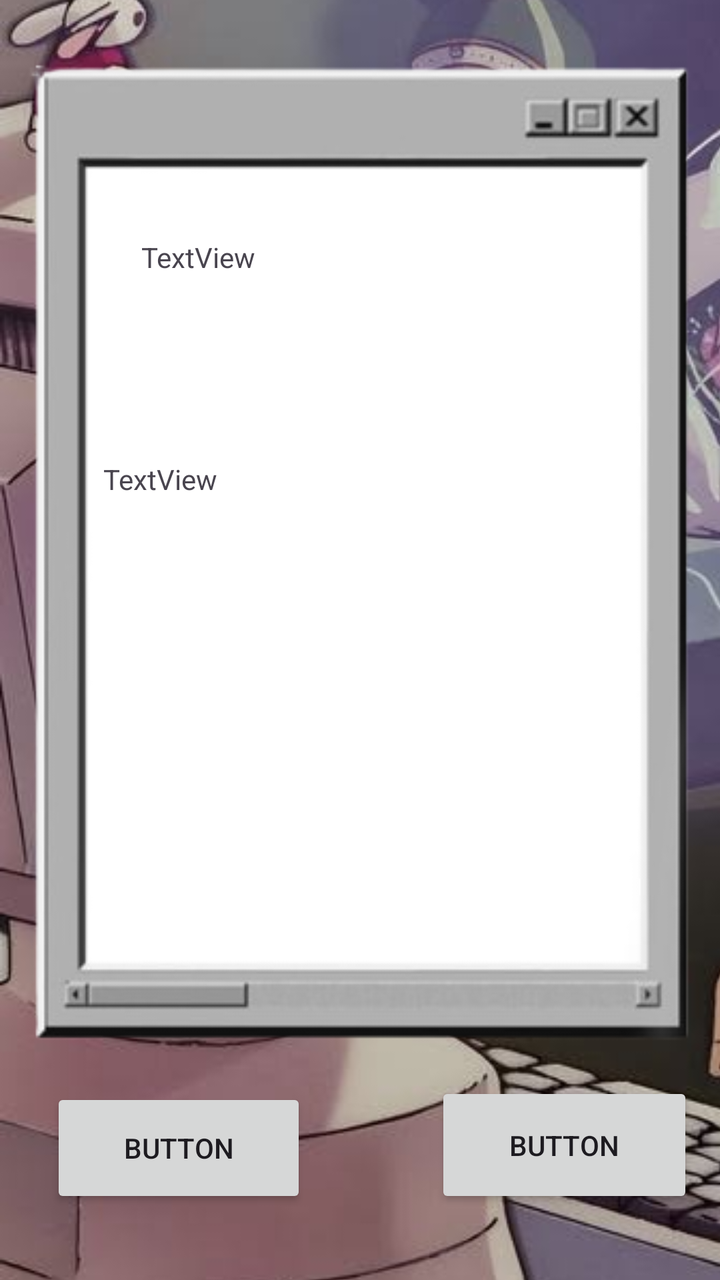
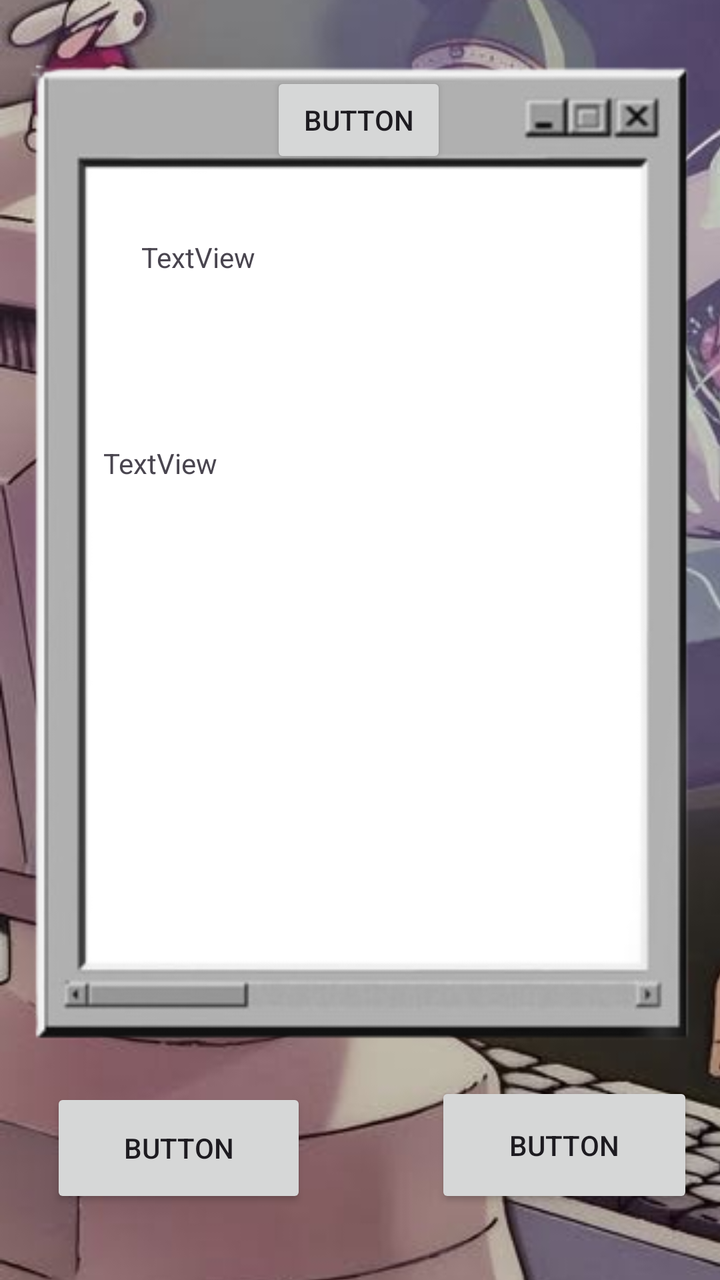

Two renders of the same Android screen: before a commit and after it. Below are the layout's source before the change and the commit's diff.
<!-- AndroidManifest.xml: application theme Theme.IMADAssignmentAttempt2 -->
<!-- res/layout/activity_suggestion.xml -->
<?xml version="1.0" encoding="utf-8"?>
<androidx.constraintlayout.widget.ConstraintLayout xmlns:android="http://schemas.android.com/apk/res/android"
    xmlns:app="http://schemas.android.com/apk/res-auto"
    xmlns:tools="http://schemas.android.com/tools"
    android:id="@+id/main"
    android:layout_width="match_parent"
    android:layout_height="match_parent"
    tools:context=".SuggestionActivity">

    <ImageView
        android:id="@+id/imageView"
        android:layout_width="790dp"
        android:layout_height="1262dp"
        app:layout_constraintBottom_toBottomOf="parent"
        app:layout_constraintStart_toStartOf="parent"
        app:layout_constraintTop_toTopOf="parent"
        app:srcCompat="@drawable/background" />

    <ImageView
        android:id="@+id/imageView2"
        android:layout_width="516dp"
        android:layout_height="712dp"
        android:layout_marginBottom="8dp"
        app:layout_constraintBottom_toBottomOf="parent"
        app:layout_constraintEnd_toEndOf="parent"
        app:layout_constraintHorizontal_bias="0.504"
        app:layout_constraintStart_toStartOf="parent"
        app:srcCompat="@drawable/textbox_removebg_preview" />

    <Button
        android:id="@+id/btnNext"
        android:layout_width="128dp"
        android:layout_height="60dp"
        android:layout_marginBottom="36dp"
        android:text="Button"
        app:layout_constraintBottom_toBottomOf="parent"
        app:layout_constraintEnd_toEndOf="parent"
        app:layout_constraintHorizontal_bias="0.109"
        app:layout_constraintStart_toStartOf="parent" />

    <Button
        android:id="@+id/btnLeave"
        android:layout_width="129dp"
        android:layout_height="63dp"
        android:layout_marginBottom="36dp"
        android:text="Button"
        app:layout_constraintBottom_toBottomOf="parent"
        app:layout_constraintEnd_toEndOf="parent"
        app:layout_constraintHorizontal_bias="0.943"
        app:layout_constraintStart_toStartOf="parent" />

    <TextView
        android:id="@+id/textView"
        android:layout_width="219dp"
        android:layout_height="73dp"
        android:layout_marginBottom="440dp"
        android:text="TextView"
        app:layout_constraintBottom_toBottomOf="@+id/imageView2"
        app:layout_constraintEnd_toEndOf="parent"
        app:layout_constraintStart_toStartOf="parent" />

    <TextView
        android:id="@+id/tvSuggestionDisplay"
        android:layout_width="257dp"
        android:layout_height="238dp"
        android:layout_marginBottom="164dp"
        android:text="TextView"
        app:layout_constraintBottom_toBottomOf="@+id/imageView2"
        app:layout_constraintEnd_toEndOf="parent"
        app:layout_constraintStart_toStartOf="parent" />

</androidx.constraintlayout.widget.ConstraintLayout>
<!-- resources referenced by this layout -->
<resources>
  <!-- drawable background: jpg bitmap (drawable, 73472 bytes) -->
  <!-- drawable textbox_removebg_preview: png bitmap (drawable, 30449 bytes) -->
  <style name="Theme.IMADAssignmentAttempt2" parent="Base.Theme.IMADAssignmentAttempt2" />
  <style name="Base.Theme.IMADAssignmentAttempt2" parent="Theme.Material3.DayNight.NoActionBar">
          
          
      </style>
</resources>

<!-- the commit's change to res/layout/activity_suggestion.xml (unified diff, before → after) -->
@@ -63,10 +63,21 @@
         android:id="@+id/tvSuggestionDisplay"
         android:layout_width="257dp"
         android:layout_height="238dp"
-        android:layout_marginBottom="164dp"
+        android:layout_marginBottom="172dp"
         android:text="TextView"
         app:layout_constraintBottom_toBottomOf="@+id/imageView2"
         app:layout_constraintEnd_toEndOf="parent"
         app:layout_constraintStart_toStartOf="parent" />
 
+    <Button
+        android:id="@+id/btnGetSuggestion"
+        android:layout_width="wrap_content"
+        android:layout_height="wrap_content"
+        android:layout_marginTop="36dp"
+        android:text="Button"
+        app:layout_constraintEnd_toEndOf="parent"
+        app:layout_constraintHorizontal_bias="0.498"
+        app:layout_constraintStart_toStartOf="parent"
+        app:layout_constraintTop_toTopOf="parent" />
+
 </androidx.constraintlayout.widget.ConstraintLayout>
